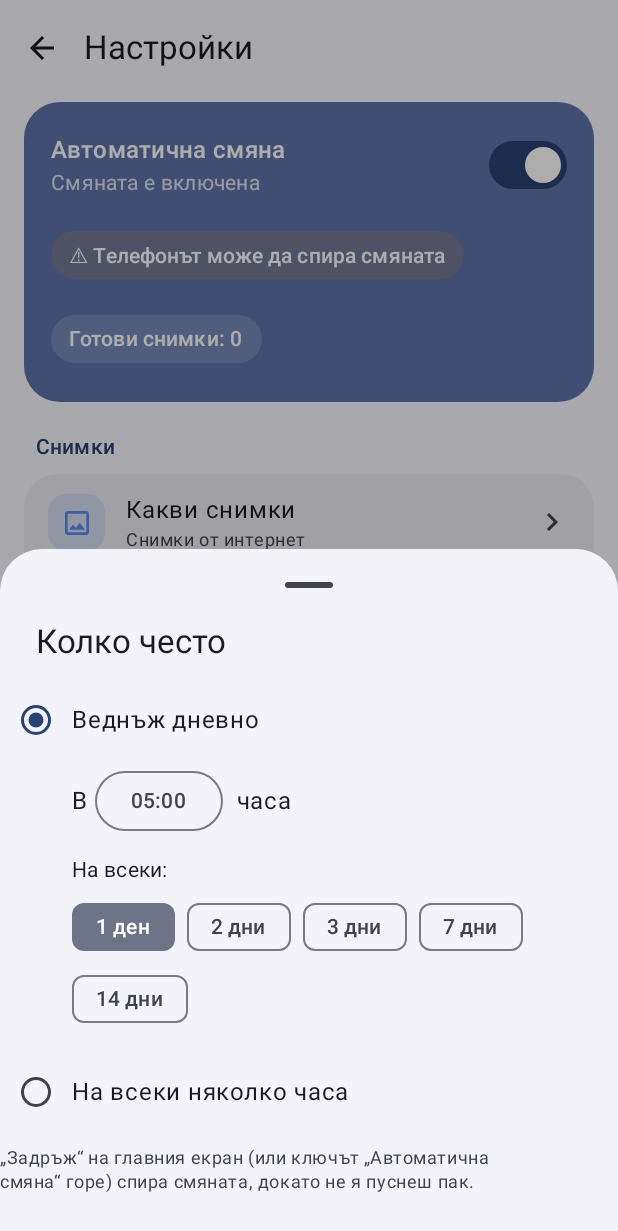
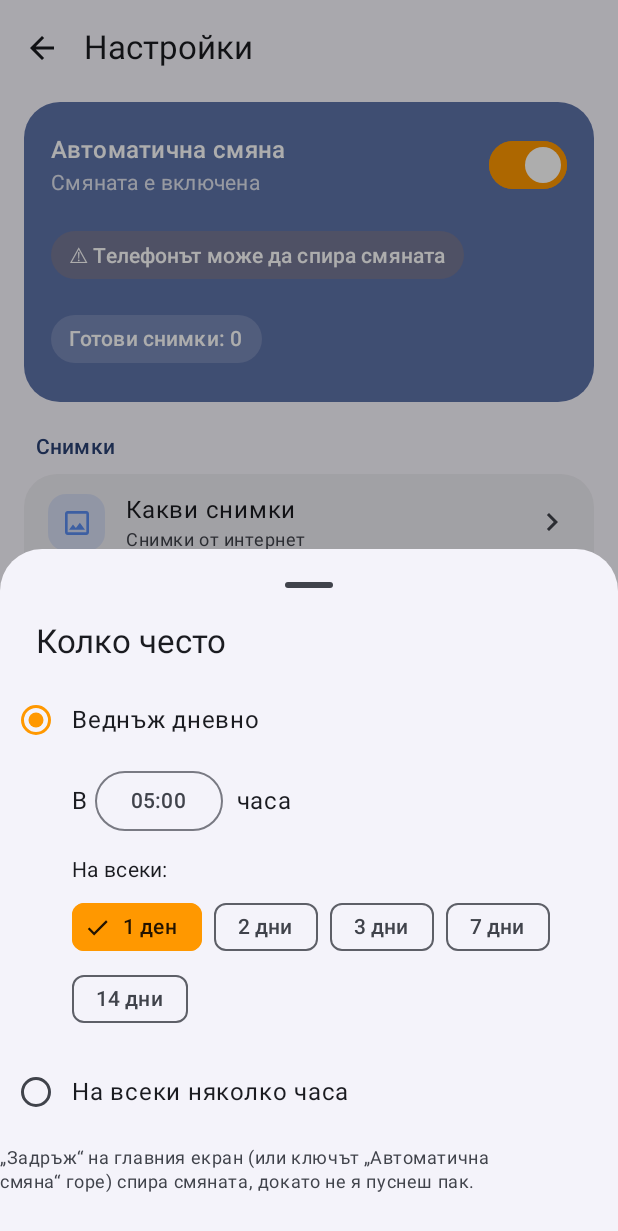
Before and after one commit to evolutiondevil-coder/dneven-tapet, an Android app built with Jetpack Compose: the composable SettingsScreen shown on its own in the app's theme, after a tap on "Колко често", on a phone screen of 412 x 824 dp. Shown: the top 1231 px of the screen. Run offline under Robolectric (Android 15) with nearby library versions, the phone set to English and light mode, and no system bars; pictures from the network do not load; 3 statements that could not run were skipped.

Commit message:
Chosen things are orange; the opening greeting lasts 4 seconds and a tap ends it
- chips, radio buttons and switches show the chosen state in orange (chips with a ✓, not
  chosen ones only outlined); also "Моите снимки / От интернет" on the main screen
- the phrase stays about 3 seconds and the controls come up at 4 seconds; a tap anywhere
  ends the greeting at once
- emulator: checks that a tap ends the greeting

Co-Authored-By: Claude Opus 5.5 <noreply@anthropic.com>
Claude-Session: https://claude.ai/code/session_01EnB2DUkvNbzJyR3MsjUBJV

```diff
--- a/app/src/main/java/bg/dnevnitapet/ui/MyPhotosScreen.kt
+++ b/app/src/main/java/bg/dnevnitapet/ui/MyPhotosScreen.kt
@@ -279,7 +279,7 @@ private fun ModeRow(title: String, subtitle: String, selected: Boolean, onClick:
         Modifier.fillMaxWidth().selectable(selected = selected, onClick = onClick, role = Role.RadioButton).padding(horizontal = 4.dp, vertical = 2.dp),
         verticalAlignment = Alignment.CenterVertically,
     ) {
-        RadioButton(selected = selected, onClick = null, modifier = Modifier.padding(12.dp))
+        RadioButton(selected = selected, onClick = null, colors = choiceRadioColors(), modifier = Modifier.padding(12.dp))
         Column {
             Text(title, style = MaterialTheme.typography.bodyLarge)
             Text(subtitle, style = MaterialTheme.typography.bodySmall, color = MaterialTheme.colorScheme.onSurfaceVariant)
--- /dev/null
+++ b/app/src/main/java/bg/dnevnitapet/ui/Selection.kt
@@ -0,0 +1,72 @@
+package bg.dnevnitapet.ui
+
+import androidx.compose.foundation.layout.size
+import androidx.compose.material.icons.Icons
+import androidx.compose.material.icons.filled.Check
+import androidx.compose.material3.FilterChip
+import androidx.compose.material3.FilterChipDefaults
+import androidx.compose.material3.Icon
+import androidx.compose.material3.MaterialTheme
+import androidx.compose.material3.RadioButtonColors
+import androidx.compose.material3.RadioButtonDefaults
+import androidx.compose.material3.SwitchColors
+import androidx.compose.material3.SwitchDefaults
+import androidx.compose.runtime.Composable
+import androidx.compose.ui.Modifier
+import androidx.compose.ui.graphics.Color
+
+/**
+ * Everything chosen/switched on in the app is orange, so it is clear at a glance what is selected
+ * (the phone's own theme colours made chosen and not chosen look almost the same).
+ */
+val SelectedOrange = Color(0xFFFF9800)
+
+/** Text and icons on [SelectedOrange]. */
+val OnSelectedOrange = Color(0xFF231400)
+
+/** A choice chip: chosen = orange with a ✓, not chosen = only an outline. */
+@Composable
+fun ChoiceChip(
+    selected: Boolean,
+    onClick: () -> Unit,
+    label: @Composable () -> Unit,
+    modifier: Modifier = Modifier,
+    enabled: Boolean = true,
+) {
+    FilterChip(
+        selected = selected,
+        onClick = onClick,
+        label = label,
+        modifier = modifier,
+        enabled = enabled,
+        leadingIcon = if (selected) {
+            { Icon(Icons.Filled.Check, contentDescription = null, modifier = Modifier.size(FilterChipDefaults.IconSize)) }
+        } else {
+            null
+        },
+        colors = FilterChipDefaults.filterChipColors(
+            containerColor = Color.Transparent,
+            labelColor = MaterialTheme.colorScheme.onSurfaceVariant,
+            selectedContainerColor = SelectedOrange,
+            selectedLabelColor = OnSelectedOrange,
+            selectedLeadingIconColor = OnSelectedOrange,
+        ),
+        border = FilterChipDefaults.filterChipBorder(
+            enabled = enabled,
+            selected = selected,
+            borderColor = MaterialTheme.colorScheme.outline,
+            selectedBorderColor = SelectedOrange,
+        ),
+    )
+}
+
+@Composable
+fun choiceRadioColors(): RadioButtonColors = RadioButtonDefaults.colors(selectedColor = SelectedOrange)
+
+@Composable
+fun choiceSwitchColors(): SwitchColors = SwitchDefaults.colors(
+    checkedThumbColor = Color.White,
+    checkedTrackColor = SelectedOrange,
+    checkedBorderColor = SelectedOrange,
+    checkedIconColor = SelectedOrange,
+)
--- a/app/src/main/java/bg/dnevnitapet/ui/SettingsScreen.kt
+++ b/app/src/main/java/bg/dnevnitapet/ui/SettingsScreen.kt
@@ -61,7 +61,6 @@ import androidx.compose.material3.Card
 import androidx.compose.material3.CardDefaults
 import androidx.compose.material3.ExperimentalMaterial3Api
 import androidx.compose.material3.FilledTonalButton
-import androidx.compose.material3.FilterChip
 import androidx.compose.material3.HorizontalDivider
 import androidx.compose.material3.Icon
 import androidx.compose.material3.IconButton
@@ -181,7 +180,7 @@ fun SettingsScreen(vm: MainViewModel, onBack: () -> Unit, onOpenMyPhotos: () ->
                                 )
                             }
                             Spacer(Modifier.width(12.dp))
-                            Switch(checked = s.autoChange, onCheckedChange = { v -> update { it.copy(autoChange = v) } })
+                            Switch(checked = s.autoChange, colors = choiceSwitchColors(), onCheckedChange = { v -> update { it.copy(autoChange = v) } })
                         }
                         @OptIn(ExperimentalLayoutApi::class)
                         FlowRow(horizontalArrangement = Arrangement.spacedBy(8.dp), verticalArrangement = Arrangement.spacedBy(8.dp)) {
@@ -253,7 +252,7 @@ fun SettingsScreen(vm: MainViewModel, onBack: () -> Unit, onOpenMyPhotos: () ->
                     if (s.panorama) {
                         ChipLine {
                             listOf(1.5f to "1,5 екрана", 2f to "2 екрана", 3f to "3 екрана").forEach { (w, label) ->
-                                FilterChip(selected = s.panoramaScreens == w, enabled = !busy, onClick = { update { it.copy(panoramaScreens = w) } }, label = { Text(label) })
+                                ChoiceChip(selected = s.panoramaScreens == w, enabled = !busy, onClick = { update { it.copy(panoramaScreens = w) } }, label = { Text(label) })
                             }
                         }
                     }
@@ -266,8 +265,8 @@ fun SettingsScreen(vm: MainViewModel, onBack: () -> Unit, onOpenMyPhotos: () ->
                     ) { v -> vm.setLiveOption({ it.copy(readableIcons = if (v) ReadableMode.DIM else ReadableMode.OFF) }, askLive) }
                     if (s.readableIcons != ReadableMode.OFF) {
                         ChipLine {
-                            FilterChip(selected = s.readableIcons == ReadableMode.DIM, onClick = { update { it.copy(readableIcons = ReadableMode.DIM) } }, label = { Text("Затъмни") })
-                            FilterChip(selected = s.readableIcons == ReadableMode.DIM_BLUR, onClick = { update { it.copy(readableIcons = ReadableMode.DIM_BLUR) } }, label = { Text("Затъмни и размажи") })
+                            ChoiceChip(selected = s.readableIcons == ReadableMode.DIM, onClick = { update { it.copy(readableIcons = ReadableMode.DIM) } }, label = { Text("Затъмни") })
+                            ChoiceChip(selected = s.readableIcons == ReadableMode.DIM_BLUR, onClick = { update { it.copy(readableIcons = ReadableMode.DIM_BLUR) } }, label = { Text("Затъмни и размажи") })
                         }
                     }
                     ToggleRow(Icons.Outlined.DarkMode, Tint.PURPLE, "Вечер по-тъмно", "От 19:30 до 07:00, за да не блести", s.eveningDim) { v ->
@@ -367,7 +366,7 @@ fun SettingsScreen(vm: MainViewModel, onBack: () -> Unit, onOpenMyPhotos: () ->
                         @OptIn(ExperimentalLayoutApi::class)
                         FlowRow(Modifier.padding(start = 48.dp, bottom = 8.dp), horizontalArrangement = Arrangement.spacedBy(8.dp)) {
                             listOf(1, 2, 3, 7, 14).forEach { d ->
-                                FilterChip(selected = s.everyDays == d, onClick = { update { it.copy(everyDays = d) } }, label = { Text(if (d == 1) "1 ден" else "$d дни") })
+                                ChoiceChip(selected = s.everyDays == d, onClick = { update { it.copy(everyDays = d) } }, label = { Text(if (d == 1) "1 ден" else "$d дни") })
                             }
                         }
                     }
@@ -376,7 +375,7 @@ fun SettingsScreen(vm: MainViewModel, onBack: () -> Unit, onOpenMyPhotos: () ->
                         @OptIn(ExperimentalLayoutApi::class)
                         FlowRow(Modifier.padding(start = 48.dp), horizontalArrangement = Arrangement.spacedBy(8.dp)) {
                             listOf(1, 2, 3, 6, 12).forEach { h ->
-                                FilterChip(selected = s.intervalHours == h, onClick = { update { it.copy(intervalHours = h) } }, label = { Text(if (h == 1) "1 час" else "$h часа") })
+                                ChoiceChip(selected = s.intervalHours == h, onClick = { update { it.copy(intervalHours = h) } }, label = { Text(if (h == 1) "1 час" else "$h часа") })
                             }
                         }
                     }
@@ -417,7 +416,7 @@ fun SettingsScreen(vm: MainViewModel, onBack: () -> Unit, onOpenMyPhotos: () ->
                     @OptIn(ExperimentalLayoutApi::class)
                     FlowRow(Modifier.padding(horizontal = 16.dp), horizontalArrangement = Arrangement.spacedBy(8.dp)) {
                         Category.entries.forEach { c ->
-                            FilterChip(
+                            ChoiceChip(
                                 selected = c in s.enabledCategories,
                                 onClick = {
                                     update {
@@ -676,7 +675,7 @@ private fun ToggleRow(icon: ImageVector, tint: Tint, title: String, subtitle: St
         Spacer(Modifier.width(14.dp))
         RowTexts(title, subtitle, Modifier.weight(1f))
         Spacer(Modifier.width(8.dp))
-        Switch(checked = checked, onCheckedChange = null)
+        Switch(checked = checked, colors = choiceSwitchColors(), onCheckedChange = null)
     }
 }
 
@@ -744,7 +743,7 @@ private fun SwitchRow(title: String, subtitle: String, checked: Boolean, onChang
             Text(subtitle, style = MaterialTheme.typography.bodySmall, color = MaterialTheme.colorScheme.onSurfaceVariant)
         }
         Spacer(Modifier.width(12.dp))
-        Switch(checked = checked, onCheckedChange = onChange)
+        Switch(checked = checked, colors = choiceSwitchColors(), onCheckedChange = onChange)
     }
 }
 
@@ -754,7 +753,7 @@ private fun RadioRow(text: String, selected: Boolean, onClick: () -> Unit) {
         Modifier.fillMaxWidth().selectable(selected = selected, onClick = onClick, role = Role.RadioButton).padding(vertical = 2.dp),
         verticalAlignment = Alignment.CenterVertically,
     ) {
-        RadioButton(selected = selected, onClick = null, modifier = Modifier.padding(12.dp))
+        RadioButton(selected = selected, onClick = null, colors = choiceRadioColors(), modifier = Modifier.padding(12.dp))
         Text(text, style = MaterialTheme.typography.bodyLarge)
     }
 }
@@ -781,7 +780,7 @@ private fun SourceRow(name: String, enabled: Boolean, configured: Boolean, statu
                 color = if (statusText.startsWith("⚠")) MaterialTheme.colorScheme.error else MaterialTheme.colorScheme.onSurfaceVariant,
             )
         }
-        Switch(checked = enabled && configured, enabled = configured, onCheckedChange = onChange)
+        Switch(checked = enabled && configured, enabled = configured, colors = choiceSwitchColors(), onCheckedChange = onChange)
     }
 }
 
```
Also changed, not shown: app/src/main/java/bg/dnevnitapet/ui/HomeScreen.kt (+21 -9 lines), 1 other file.
